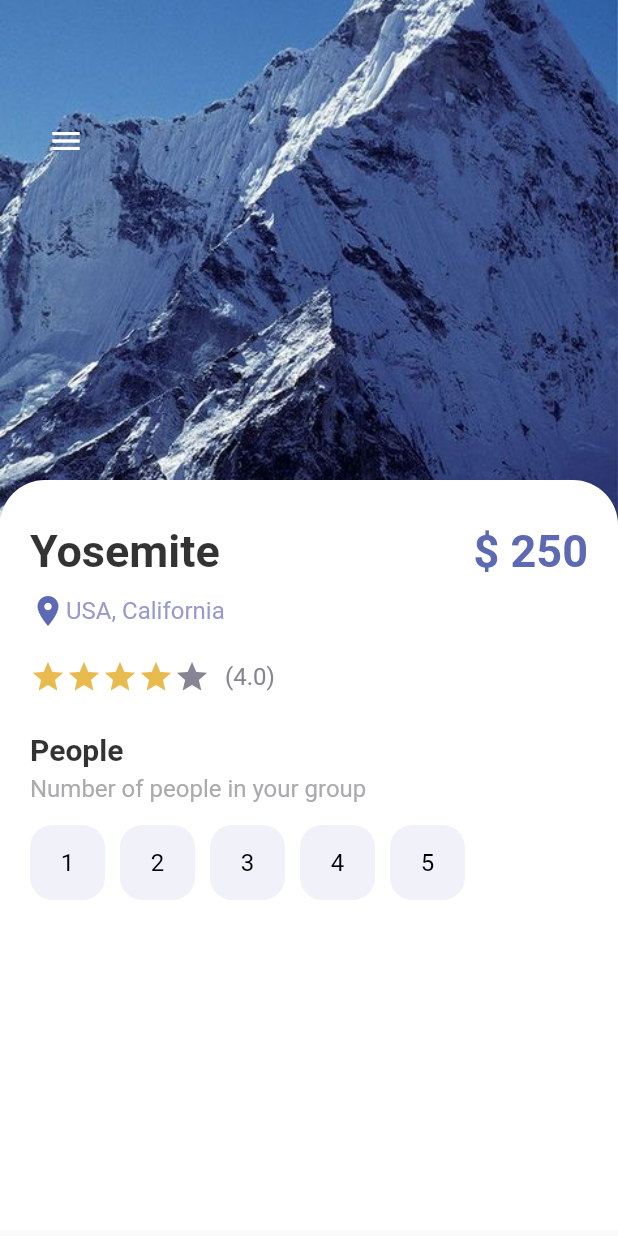
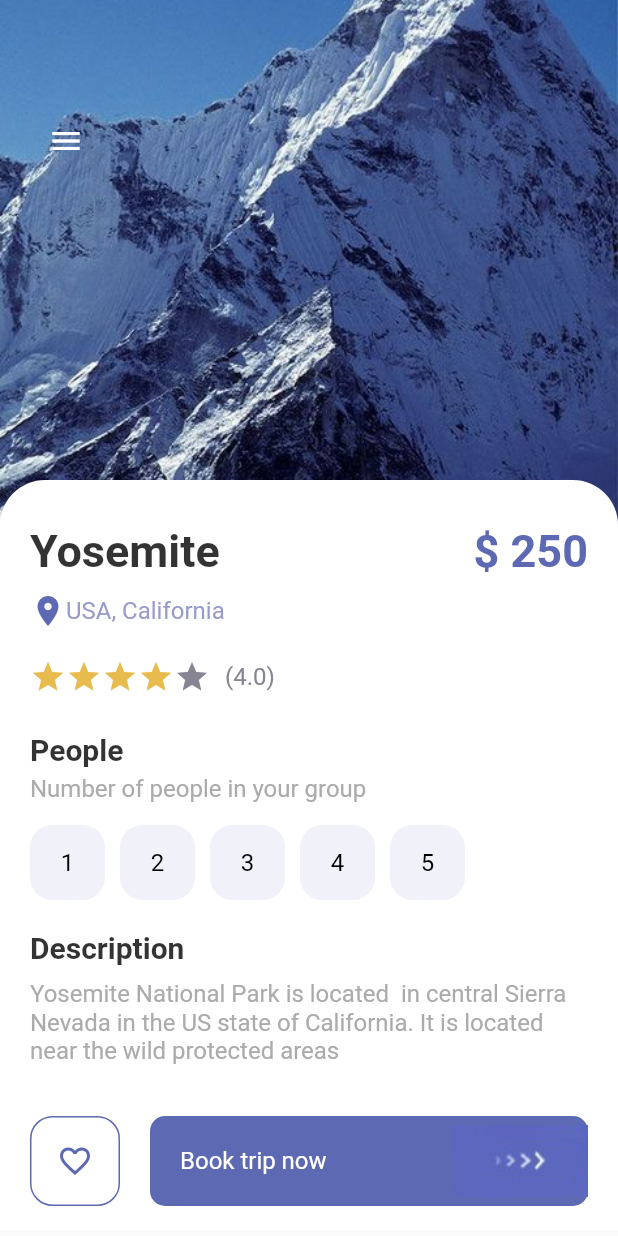
Before and after one commit to thelinh0302/Flutter_Cubit, a Flutter app: the DetailPage screen opened directly, on a phone screen of 412 x 824 dp. Run offline on Flutter 3.47's test engine with Material 2 defaults, Android fonts, the phone set to English and light mode, and no system bars; our stand-ins replace bloc, equatable, flutter_bloc.

Commit message:
handle cubit package

```diff
--- /dev/null
+++ b/lib/cubit/app_cubit.dart
@@ -0,0 +1,14 @@
+import 'package:bloc/bloc.dart';
+import 'package:first_app/cubit/app_cubit_states.dart';
+
+class AppCubits extends Cubit<CubitStates> {
+  AppCubits() : super(InitialState()) {
+    emit(WelcomeState());
+  }
+
+  void getData() {
+    try {
+      emit(LoadingState());
+    } catch (e) {}
+  }
+}
--- /dev/null
+++ b/lib/cubit/app_cubit_logic.dart
@@ -0,0 +1,35 @@
+import 'package:first_app/cubit/app_cubit.dart';
+import 'package:first_app/cubit/app_cubit_states.dart';
+import 'package:first_app/welcome_page.dart';
+import 'package:flutter/material.dart';
+import 'package:flutter/src/foundation/key.dart';
+import 'package:flutter/src/widgets/framework.dart';
+import 'package:flutter_bloc/flutter_bloc.dart';
+
+class AppCubitsLogic extends StatefulWidget {
+  const AppCubitsLogic({Key? key}) : super(key: key);
+
+  @override
+  State<AppCubitsLogic> createState() => _AppCubitsLogicState();
+}
+
+class _AppCubitsLogicState extends State<AppCubitsLogic> {
+  @override
+  Widget build(BuildContext context) {
+    return Scaffold(
+      body: BlocBuilder<AppCubits, CubitStates>(
+        builder: ((context, state) {
+          if (state is WelcomeState) {
+            return WelcomePage();
+          } else if (state is LoadingState) {
+            return Center(
+              child: CircularProgressIndicator(),
+            );
+          } else {
+            return Container();
+          }
+        }),
+      ),
+    );
+  }
+}
--- /dev/null
+++ b/lib/cubit/app_cubit_states.dart
@@ -0,0 +1,23 @@
+import 'package:equatable/equatable.dart';
+
+abstract class CubitStates extends Equatable {}
+
+class InitialState extends CubitStates {
+  @override
+  List<Object> get props => throw UnimplementedError();
+}
+
+
+class WelcomeState extends CubitStates {
+  @override
+  List<Object> get props => throw UnimplementedError();
+}
+
+class LoadingState extends CubitStates {
+  @override
+  List<Object> get props => throw UnimplementedError();
+}
+class LoadedState extends CubitStates {
+  @override
+  List<Object> get props => throw UnimplementedError();
+}
--- a/lib/detail_page.dart
+++ b/lib/detail_page.dart
@@ -1,6 +1,7 @@
 import 'package:first_app/misc/colors.dart';
 import 'package:first_app/widgets/app_large_text.dart';
 import 'package:first_app/widgets/app_text.dart';
+import 'package:first_app/widgets/responsive_button.dart';
 import 'package:flutter/material.dart';
 import 'package:flutter/src/foundation/key.dart';
 import 'package:flutter/src/widgets/framework.dart';
@@ -16,6 +17,7 @@ class DetailPage extends StatefulWidget {
 
 class _DetailPageState extends State<DetailPage> {
   int gottenStar = 4;
+  int selectedIndex = -1;
   @override
   Widget build(BuildContext context) {
     return Scaffold(
@@ -120,21 +122,60 @@ class _DetailPageState extends State<DetailPage> {
                     SizedBox(height: 15),
                     Wrap(
                       children: List.generate(5, (index) {
-                        return Container(
-                          margin: const EdgeInsets.only(right: 10),
-                          child: AppButtons(
-                            backgroundColor: AppColors.buttonBackground,
-                            borderColor: AppColors.buttonBackground,
-                            size: 50,
-                            text: (index+1).toString(),
-                            color: Colors.black,),
+                        return InkWell(
+                          onTap: () {
+                            setState(() {
+                              selectedIndex = index;
+                            });
+                          },
+                          child: Container(
+                            margin: const EdgeInsets.only(right: 10),
+                            child: AppButtons(
+                              backgroundColor: selectedIndex == index
+                                  ? Colors.black
+                                  : AppColors.buttonBackground,
+                              borderColor: AppColors.buttonBackground,
+                              size: 50,
+                              text: (index + 1).toString(),
+                              color: selectedIndex == index ? Colors.white : Colors.black,
+                            ),
+                          ),
                         );
                       }),
+                    ),
+                    SizedBox(height: 20),
+                    AppLargeText(text: "Description",color: Colors.black.withOpacity(0.8),size: 20,),
+                    SizedBox(height: 10,),
+                    AppText(text: "Yosemite National Park is located  in central Sierra Nevada in the US state of California. It is located near the wild protected areas",
+                      color: AppColors.mainTextColor,
                     )
                   ],
                 ),
               ),
             ),
+            Positioned(
+              bottom: 20,
+              left: 20,
+              right: 20,
+              child:
+                Row(
+                  children: [
+                    AppButtons(
+                      size: 60,
+                      color: AppColors.mainColor,
+                      backgroundColor: Colors.white,
+                      borderColor: AppColors.mainColor,
+                      isIcon: true,
+                      icon: Icons.favorite_border,
+                      ),
+                    SizedBox(width: 20,),
+                    ResponsiveButton(
+                      isResponsive: true,
+                      text: "Book trip now",
+                    )
+                  ],
+                )
+              )
           ],
         ),
       ),
--- a/lib/widgets/responsive_button.dart
+++ b/lib/widgets/responsive_button.dart
@@ -1,4 +1,5 @@
 import 'package:first_app/misc/colors.dart';
+import 'package:first_app/widgets/app_text.dart';
 import 'package:flutter/material.dart';
 import 'package:flutter/src/foundation/key.dart';
 import 'package:flutter/src/widgets/framework.dart';
@@ -6,24 +7,36 @@ import 'package:flutter/src/widgets/framework.dart';
 class ResponsiveButton extends StatelessWidget {
   bool? isResponsive;
   double? width;
+  String? text;
 
-  ResponsiveButton({Key? key, this.width, this.isResponsive = false})
+  ResponsiveButton({Key? key, this.width = 120, this.isResponsive = false, this.text})
       : super(key: key);
 
   @override
   Widget build(BuildContext context) {
-    return Container(
-      width: width,
+    return Flexible(
+      child: Container(
+        width: isResponsive == true ? double.maxFinite : width,
         height: 60,
         decoration: BoxDecoration(
             borderRadius: BorderRadius.circular(10),
-        color: AppColors.mainColor
-      ),
+            color: AppColors.mainColor),
         child: Row(
-        mainAxisAlignment: MainAxisAlignment.center,
+            mainAxisAlignment: isResponsive == true
+                ? MainAxisAlignment.spaceBetween
+                : MainAxisAlignment.center,
             children: [
+              isResponsive == true
+                  ? Container(
+                      margin: const EdgeInsets.only(left: 20),
+                      child: AppText(
+                        text: text!,
+                        color: Colors.white,
+                      ))
+                  : Container(),
               Image.asset("assets/images/button-one.png"),
             ]),
+      ),
     );
   }
 }
--- a/pubspec.yaml
+++ b/pubspec.yaml
@@ -34,6 +34,10 @@ dependencies:
   # The following adds the Cupertino Icons font to your application.
   # Use with the CupertinoIcons class for iOS style icons.
   cupertino_icons: ^1.0.2
+  bloc:
+  flutter_bloc:
+  equatable:
+  http:
 
 dev_dependencies:
   flutter_test:
```
Also changed, not shown: lib/main.dart (+7 -1 lines), lib/models/data_model.dart (added, +29 -0 lines), lib/services/data_services.dart (added, +23 -0 lines), lib/welcome_page.dart (+14 -7 lines), pubspec.lock. Lines whose indentation alone changed are shown as unchanged.
